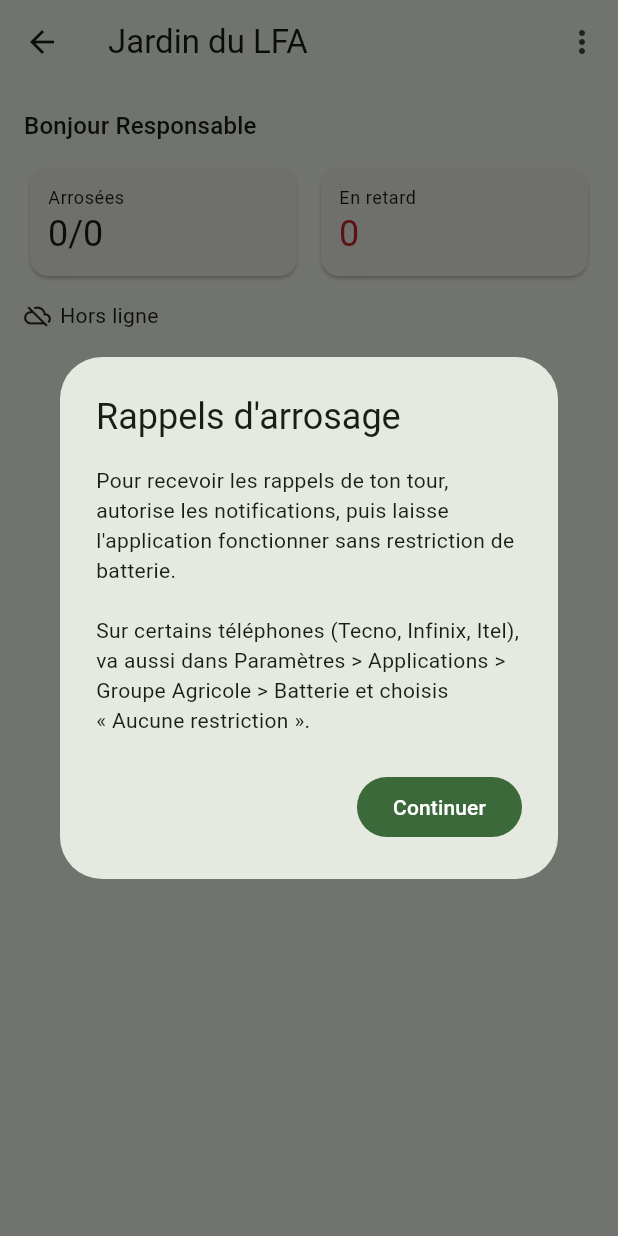
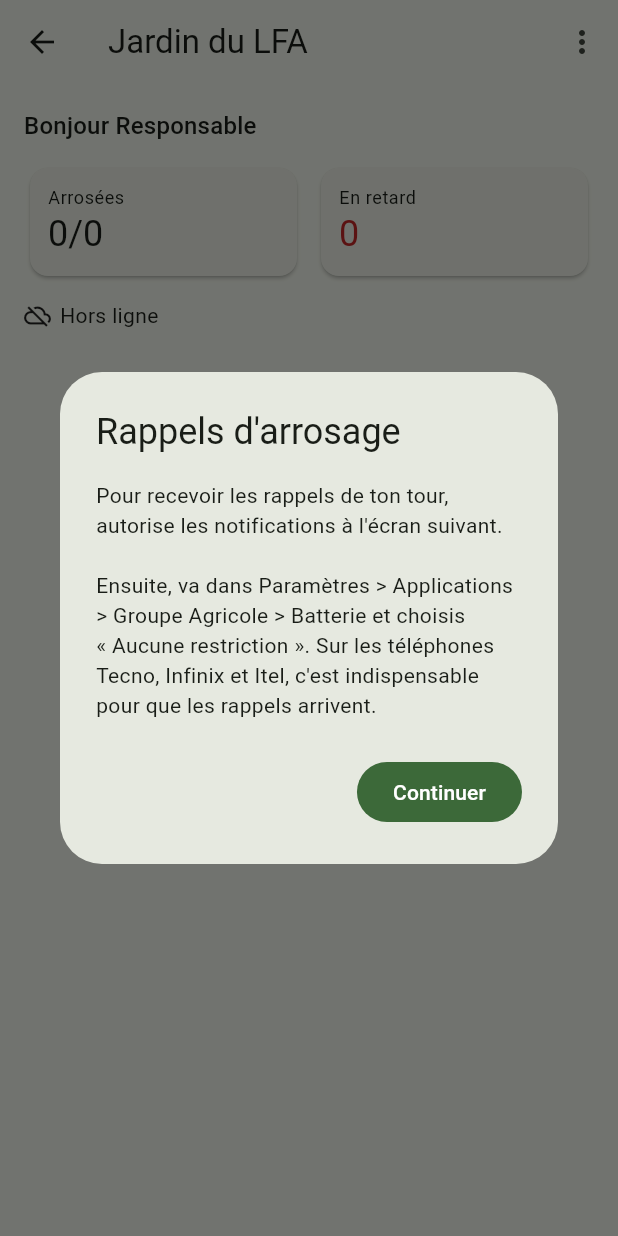
Before and after one commit to msanghare9-bit/groupe-agricole-lfa, a Flutter app: the Accueil screen opened directly, on a phone screen of 412 x 824 dp. Run offline on Flutter 3.47's test engine with Material 3 defaults, Android fonts, the phone set to English and light mode, and no system bars; our stand-ins replace cloud_firestore, firebase_auth, firebase_core, firebase_messaging, flutter_local_notifications, image_picker and 3 more; accounts and stored records are empty; generated files the repository leaves out were written again; network calls fail.

Commit message:
Notifications : autorisation sans permission_handler

```diff
--- a/lib/notifs.dart
+++ b/lib/notifs.dart
@@ -1,7 +1,6 @@
 import 'package:firebase_messaging/firebase_messaging.dart';
 import 'package:flutter/material.dart';
 import 'package:flutter_local_notifications/flutter_local_notifications.dart';
-import 'package:permission_handler/permission_handler.dart';
 import 'package:shared_preferences/shared_preferences.dart';
 import 'package:timezone/data/latest.dart' as tzdata;
 import 'package:timezone/timezone.dart' as tz;
@@ -83,11 +82,12 @@ Future<void> demanderAutorisations(BuildContext context) async {
     builder: (ctx) => AlertDialog(
       title: const Text("Rappels d'arrosage"),
       content: const Text(
-        "Pour recevoir les rappels de ton tour, autorise les notifications, "
-        "puis laisse l'application fonctionner sans restriction de batterie.\n\n"
-        "Sur certains téléphones (Tecno, Infinix, Itel), va aussi dans "
-        "Paramètres > Applications > Groupe Agricole > Batterie et choisis "
-        "« Aucune restriction ».",
+        "Pour recevoir les rappels de ton tour, autorise les notifications "
+        "à l'écran suivant.\n\n"
+        "Ensuite, va dans Paramètres > Applications > Groupe Agricole > "
+        "Batterie et choisis « Aucune restriction ». Sur les téléphones "
+        "Tecno, Infinix et Itel, c'est indispensable pour que les rappels "
+        "arrivent.",
       ),
       actions: [
         FilledButton(
@@ -98,8 +98,10 @@ Future<void> demanderAutorisations(BuildContext context) async {
     ),
   );
   try {
-    await Permission.notification.request();
-    await Permission.ignoreBatteryOptimizations.request();
+    await _plugin
+        .resolvePlatformSpecificImplementation<
+            AndroidFlutterLocalNotificationsPlugin>()
+        ?.requestNotificationsPermission();
   } catch (_) {}
   await prefs.setBool('autorisations', true);
 }
--- a/pubspec.yaml
+++ b/pubspec.yaml
@@ -19,7 +19,6 @@ dependencies:
   firebase_messaging: any
   flutter_local_notifications: ^19.0.0
   timezone: ^0.10.0
-  permission_handler: any
 
 flutter:
   uses-material-design: true
```
